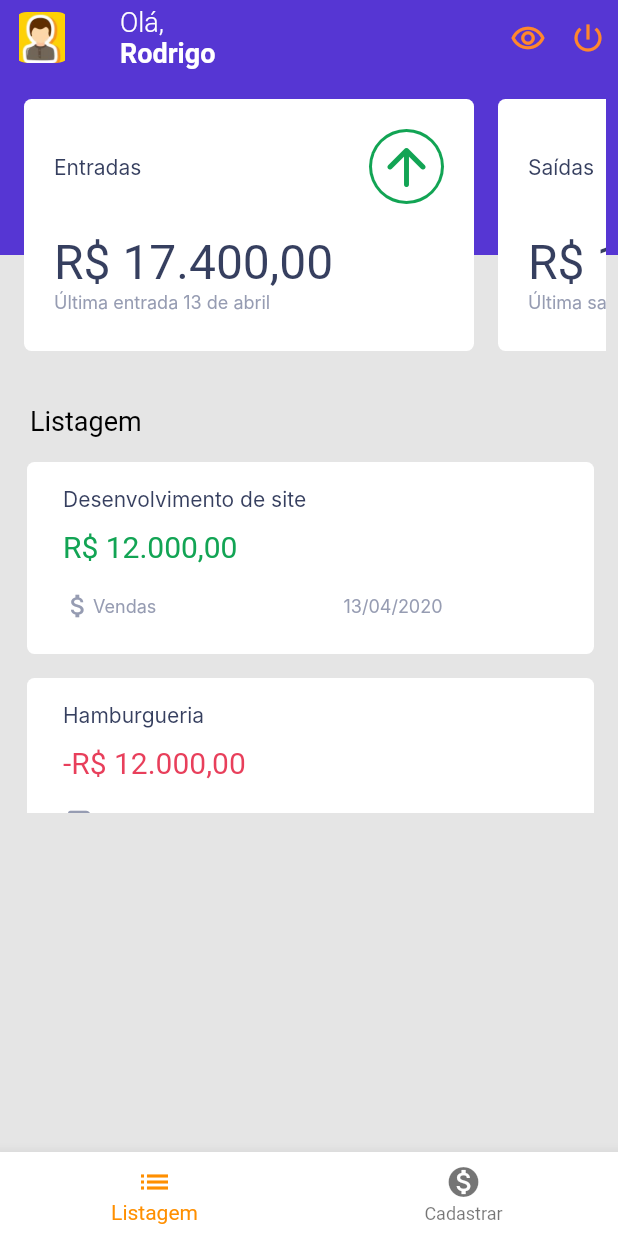
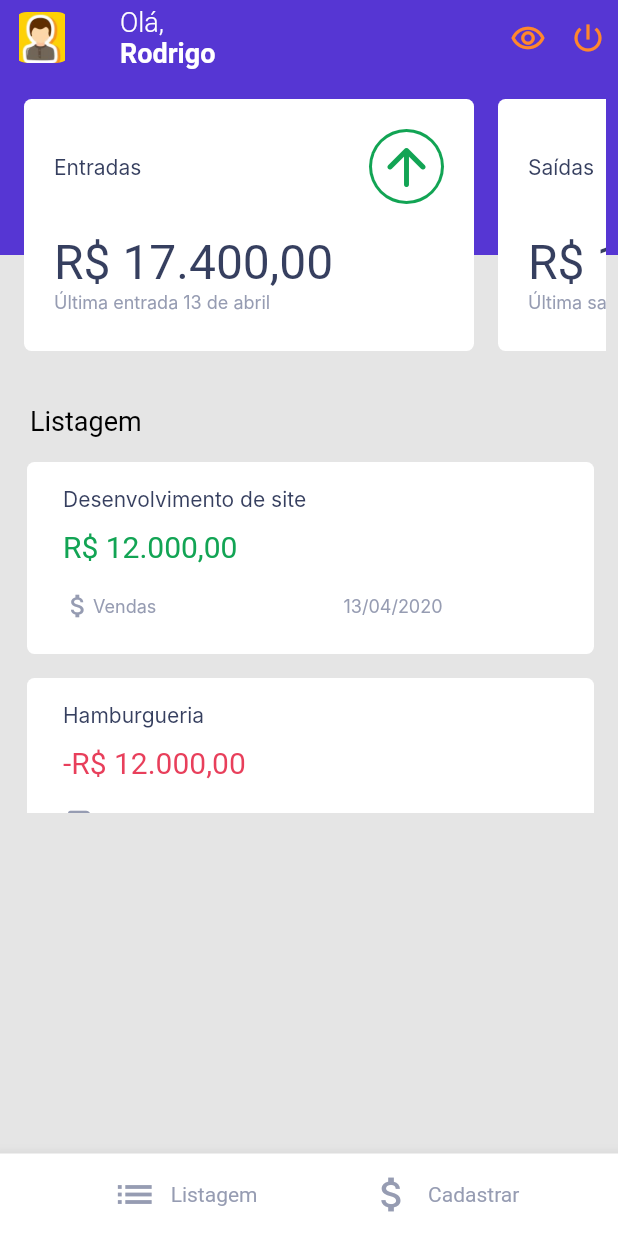
Before and after one commit to RodrigoNunesLeite/go_finances_flutter, a Flutter app: the Dashboard screen opened directly, on a phone screen of 412 x 824 dp. Run offline on Flutter 3.47's test engine with Material 2 defaults, Android fonts, the phone set to English and light mode, and no system bars; missing offline and left inert: dart:ffi; Roboto replaces fonts that are missing (Inter, Poppins).

Commit message:
bottom menu e tela de cadastro

```diff
--- a/lib/main.dart
+++ b/lib/main.dart
@@ -1,6 +1,8 @@
 import 'package:flutter/material.dart';
 import 'package:go_finances_flutter/screens/dashboard/dashboard.dart';
 import 'package:go_finances_flutter/screens/home.dart';
+
+import 'screens/registration/entry/regis_screen.dart';
 
 void main() => runApp(GoFinancesApp());
 
@@ -8,7 +10,7 @@ class GoFinancesApp extends StatelessWidget {
   @override
   Widget build(BuildContext context) {
     return MaterialApp(
-      home: Dashboard(),//Home(),
+      home: RegisterEntry(), //Dashboard(),//Home(),
     );
   }
 
--- /dev/null
+++ b/lib/screens/dashboard/bottom_navigation_menu.dart
@@ -0,0 +1,58 @@
+import 'package:flutter/material.dart';
+
+class BottomNavigationMenu extends StatelessWidget{
+  @override
+  Widget build(BuildContext context) {
+    return Container(
+      decoration: BoxDecoration(
+        color: Color(0xFFE5E5E5),
+      ),
+      height: 55.0,
+      child: BottomAppBar(
+        //color: Color(0xFFE5E5E5),
+        child: Row(
+          mainAxisAlignment: MainAxisAlignment.spaceEvenly,
+          children: <Widget>[
+            Row(
+              children: [
+                IconButton(
+                  iconSize: 30.0,
+                  icon: Icon(Icons.list),
+                  color: Color(0xFF969CB2),
+                  onPressed: () {},
+                ),
+                Text('Listagem',
+                  style: TextStyle(
+                      color: Color(0xFF969CB2),
+                      fontSize: 14,
+                      fontStyle: FontStyle.normal,
+                      fontFamily: 'Poppins'
+                  ),
+                ),
+              ],
+            ),
+            Row(
+              children: [
+                IconButton(
+                  iconSize: 30.0,
+                  icon: Icon(Icons.attach_money),
+                  color: Color(0xFF969CB2),
+                  onPressed: () {},
+                ),
+                Text(
+                  'Cadastrar',
+                  style: TextStyle(
+                    color: Color(0xFF969CB2),
+                    fontSize: 14,
+                    fontStyle: FontStyle.normal,
+                    fontFamily: 'Poppins'
+                  ),
+                ),
+              ],
+            ),
+          ],
+        ),
+      ),
+    );
+  }
+}
--- a/lib/screens/dashboard/dashboard.dart
+++ b/lib/screens/dashboard/dashboard.dart
@@ -2,6 +2,7 @@ import 'package:flutter/material.dart';
 
 import 'bar_dash.dart';
 import 'body_dashboard.dart';
+import 'bottom_navigation_menu.dart';
 
 class Dashboard extends StatelessWidget {
   @override
@@ -17,24 +18,29 @@ class Dashboard extends StatelessWidget {
         ),
       ),
       backgroundColor: Color(0xFFE5E5E5),
+      bottomNavigationBar: BottomNavigationMenu(),
+      /*
       bottomNavigationBar: BottomNavigationBar(
         backgroundColor: Color(0xFFFFFFFF),
         items: const <BottomNavigationBarItem>[
+
           BottomNavigationBarItem(
             icon: Icon(Icons.list),
             label: 'Listagem',
             backgroundColor: Colors.red,
-                      ),
+            ),
           BottomNavigationBarItem(
             icon: Icon(Icons.monetization_on),
             label: 'Cadastrar',
             backgroundColor: Colors.green,
+
           ),
         ],
         //currentIndex: _selectedIndex,
         selectedItemColor: Colors.amber[800],
         //onTap: _onItemTapped,
       ),
+      */
     );
   }
 
```
Also changed, not shown: lib/screens/registration/entry/entry_app.dart (added, +30 -0 lines), lib/screens/registration/entry/regis_screen.dart (added, +12 -0 lines).
